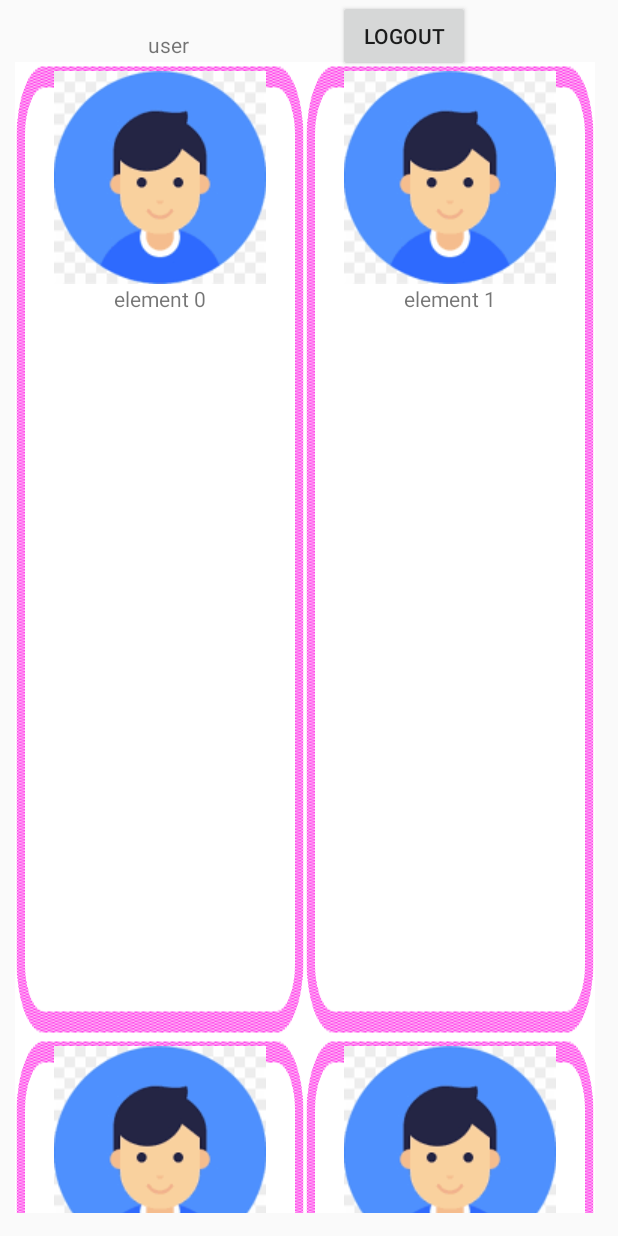
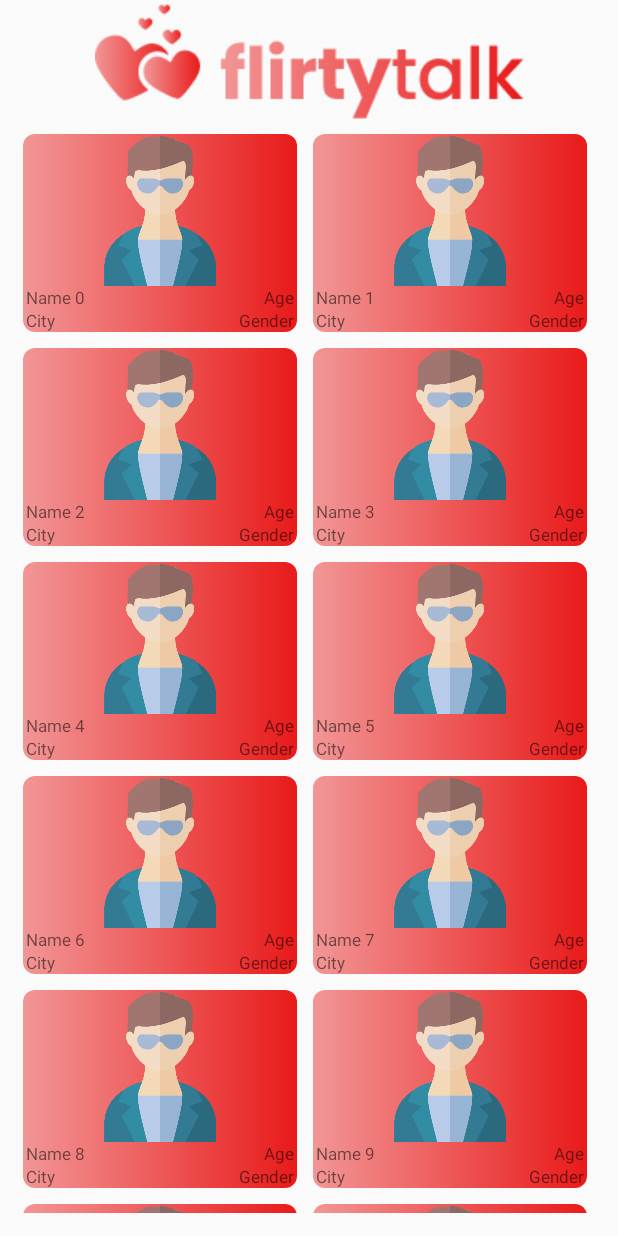
Before and after one commit to dagidagi1/FlirtyTalk, an Android app: the HomeFragment screen opened directly, with no data from a screen before it, on a phone screen of 412 x 824 dp. Run offline under Robolectric (Android 15) with nearby library versions, the phone set to English and light mode, and no system bars; our stand-ins replace Firebase (no records; nobody signed in at launch, a user with empty details on screens opened directly); Roboto replaces fonts that are not available here.

Commit message:
home screen updated

```diff
--- a/app/src/main/java/com/example/flirtytalk/HomeFragment.java
+++ b/app/src/main/java/com/example/flirtytalk/HomeFragment.java
@@ -16,6 +16,7 @@ import android.view.View;
 import android.view.ViewGroup;
 import android.widget.BaseAdapter;
 import android.widget.Button;
+import android.widget.ImageButton;
 import android.widget.TextView;
 
 import com.example.flirtytalk.Model.UsersModel;
@@ -26,10 +27,9 @@ import java.util.List;
 public class HomeFragment extends Fragment {
 
     NavController navController;
-    TextView idTV;
     RecyclerView home_rv;
     String id;
-    Button logout_btn;
+    ImageButton logout_btn;
 
     public HomeFragment() {
         // Required empty public constructor
@@ -46,8 +46,6 @@ public class HomeFragment extends Fragment {
         super.onViewCreated(view, savedInstanceState);
         UsersModel.instance.getCurrentUser((userId)->{id = userId;});
         navController = Navigation.findNavController(view);
-        idTV = view.findViewById(R.id.home_id);
-        idTV.setText(id);
         logout_btn = view.findViewById(R.id.home_logout_btn);
         home_rv = view.findViewById(R.id.home_rv);
         home_rv.setHasFixedSize(true);
@@ -78,7 +76,7 @@ public class HomeFragment extends Fragment {
         MyAdapter(int num){
             data = new LinkedList<String>();
             for(int i = 0; i < num; i++)
-                data.add("element " + i);
+                data.add("Name " + i);
         }
         @NonNull
         @Override
--- a/app/src/main/res/layout/fragment_home.xml
+++ b/app/src/main/res/layout/fragment_home.xml
@@ -6,16 +6,19 @@
     xmlns:tools="http://schemas.android.com/tools"
     android:layout_width="match_parent"
     android:layout_height="match_parent"
-    tools:context=".HomeFragment">>
+    tools:context=".HomeFragment"><![CDATA[>
 
-    <TextView
-        android:id="@+id/home_id"
+
+
+    ]]>
+
+    <ImageButton
+        android:id="@+id/home_logout_btn"
         android:layout_width="wrap_content"
         android:layout_height="wrap_content"
-        android:layout_marginTop="20dp"
-        android:text="TextView"
-        app:layout_constraintEnd_toStartOf="@+id/home_logout_btn"
-        app:layout_constraintHorizontal_bias="0.5"
+        android:background="#002C1818"
+        android:src="@drawable/logo"
+        app:layout_constraintEnd_toEndOf="parent"
         app:layout_constraintStart_toStartOf="parent"
         app:layout_constraintTop_toTopOf="parent" />
 
@@ -23,22 +26,12 @@
         android:id="@+id/home_rv"
         android:layout_width="0dp"
         android:layout_height="0dp"
-        android:layout_marginTop="2dp"
         android:paddingStart="10dp"
         android:paddingEnd="15dp"
         android:paddingBottom="15dp"
         app:layout_constraintBottom_toBottomOf="parent"
         app:layout_constraintEnd_toEndOf="parent"
         app:layout_constraintStart_toStartOf="parent"
-        app:layout_constraintTop_toBottomOf="@+id/home_id" />
+        app:layout_constraintTop_toBottomOf="@+id/home_logout_btn" />
 
-    <Button
-        android:id="@+id/home_logout_btn"
-        android:layout_width="wrap_content"
-        android:layout_height="wrap_content"
-        android:text="Logout"
-        app:layout_constraintEnd_toEndOf="parent"
-        app:layout_constraintHorizontal_bias="0.5"
-        app:layout_constraintStart_toEndOf="@+id/home_id"
-        app:layout_constraintTop_toTopOf="parent" />
 </androidx.constraintlayout.widget.ConstraintLayout>
--- a/app/src/main/res/layout/post_view.xml
+++ b/app/src/main/res/layout/post_view.xml
@@ -1,40 +1,92 @@
 <?xml version="1.0" encoding="utf-8"?>
-<FrameLayout xmlns:android="http://schemas.android.com/apk/res/android"
+<androidx.constraintlayout.widget.ConstraintLayout xmlns:android="http://schemas.android.com/apk/res/android"
     xmlns:app="http://schemas.android.com/apk/res-auto"
     xmlns:tools="http://schemas.android.com/tools"
     android:layout_width="wrap_content"
-    android:layout_height="wrap_content"
-    android:layout_below="@id/imageView"
-    android:background="@drawable/pink_background">
-
-    <androidx.constraintlayout.widget.ConstraintLayout
-        android:layout_width="match_parent"
-        android:layout_height="wrap_content">
+    android:layout_height="wrap_content">
 
         <ImageView
-            android:id="@+id/imageView"
-            android:layout_width="wrap_content"
-            android:layout_height="wrap_content"
-            android:layout_marginStart="6dp"
-            android:layout_marginTop="6dp"
-            android:layout_marginEnd="6dp"
-            android:background="#00FFFFFF"
-            android:backgroundTint="#00FFFFFF"
+            android:id="@+id/home_avatar_bg"
+            android:layout_width="0dp"
+            android:layout_height="0dp"
+            android:layout_marginStart="5dp"
+            android:layout_marginTop="5dp"
+            android:layout_marginEnd="5dp"
+            android:layout_marginBottom="5dp"
+            app:layout_constraintBottom_toBottomOf="parent"
             app:layout_constraintEnd_toEndOf="parent"
-            app:layout_constraintHorizontal_bias="0.498"
             app:layout_constraintStart_toStartOf="parent"
             app:layout_constraintTop_toTopOf="parent"
-            app:srcCompat="@drawable/avatar"
-            tools:srcCompat="@tools:sample/avatars" />
+            app:srcCompat="@drawable/welcome_btns" />
+
+        <ImageView
+            android:id="@+id/home_avatar"
+            android:layout_width="100dp"
+            android:layout_height="100dp"
+            android:layout_marginTop="1dp"
+            android:contentDescription="@string/avatar"
+            android:scaleType="fitXY"
+            app:layout_constraintBottom_toTopOf="@+id/post_view_name_tv"
+            app:layout_constraintEnd_toEndOf="@+id/home_avatar_bg"
+            app:layout_constraintHorizontal_bias="0.5"
+            app:layout_constraintStart_toStartOf="@+id/home_avatar_bg"
+            app:layout_constraintTop_toTopOf="@+id/home_avatar_bg"
+            app:srcCompat="@drawable/avatar_male" />
 
         <TextView
             android:id="@+id/post_view_name_tv"
-            android:layout_width="wrap_content"
+            android:layout_width="0dp"
             android:layout_height="wrap_content"
-            android:layout_marginStart="6dp"
-            android:layout_marginEnd="6dp"
-            app:layout_constraintEnd_toEndOf="parent"
-            app:layout_constraintStart_toStartOf="parent"
-            app:layout_constraintTop_toBottomOf="@+id/imageView" />
-    </androidx.constraintlayout.widget.ConstraintLayout>
-</FrameLayout>
+            android:layout_marginStart="2dp"
+            android:gravity="left|center_vertical"
+            android:text="Name"
+            android:textSize="11sp"
+            app:layout_constraintEnd_toStartOf="@+id/home_age_tv"
+            app:layout_constraintHorizontal_bias="0.5"
+            app:layout_constraintStart_toEndOf="@+id/home_avatar_bg"
+            app:layout_constraintStart_toStartOf="@+id/home_avatar_bg"
+            app:layout_constraintTop_toBottomOf="@+id/home_avatar" />
+
+        <TextView
+            android:id="@+id/home_age_tv"
+            android:layout_width="0dp"
+            android:layout_height="wrap_content"
+            android:layout_marginEnd="2dp"
+            android:layout_marginBottom="2dp"
+            android:gravity="right|center_vertical"
+            android:text="Age"
+            android:textSize="11sp"
+            app:layout_constraintTop_toBottomOf="@id/home_avatar"
+            app:layout_constraintEnd_toEndOf="@+id/home_avatar_bg"
+            app:layout_constraintHorizontal_bias="0.5"
+            app:layout_constraintStart_toEndOf="@+id/post_view_name_tv" />
+
+        <TextView
+            android:id="@+id/post_view_city"
+            android:layout_width="0dp"
+            android:layout_height="wrap_content"
+            android:layout_marginStart="2dp"
+            android:text="City"
+            android:gravity="left|center_vertical"
+            android:textSize="11sp"
+            app:layout_constraintBottom_toBottomOf="@+id/home_avatar_bg"
+            app:layout_constraintEnd_toStartOf="@+id/post_view_gender_tv"
+            app:layout_constraintHorizontal_bias="0.5"
+            app:layout_constraintStart_toEndOf="@+id/home_avatar_bg"
+            app:layout_constraintStart_toStartOf="@+id/home_avatar_bg"
+            app:layout_constraintTop_toBottomOf="@+id/post_view_name_tv" />
+
+        <TextView
+            android:id="@+id/post_view_gender_tv"
+            android:layout_width="0dp"
+            android:layout_height="wrap_content"
+            android:layout_marginEnd="2dp"
+            android:text="Gender"
+            android:gravity="right|center_vertical"
+            android:textSize="11sp"
+            app:layout_constraintBottom_toBottomOf="@+id/home_avatar_bg"
+            app:layout_constraintEnd_toEndOf="@+id/home_avatar_bg"
+            app:layout_constraintHorizontal_bias="0.5"
+            app:layout_constraintStart_toEndOf="@+id/post_view_city"
+            app:layout_constraintTop_toBottomOf="@+id/home_age_tv" />
+</androidx.constraintlayout.widget.ConstraintLayout>
--- a/app/src/main/res/values/strings.xml
+++ b/app/src/main/res/values/strings.xml
@@ -15,4 +15,5 @@
     <string name="female">Female</string>
     <string name="male">Male</string>
     <string name="first_name">First name</string>
+    <string name="avatar">avatar</string>
 </resources>
```
Also changed, not shown: app/src/main/res/drawable/avatar_male.png (added).
